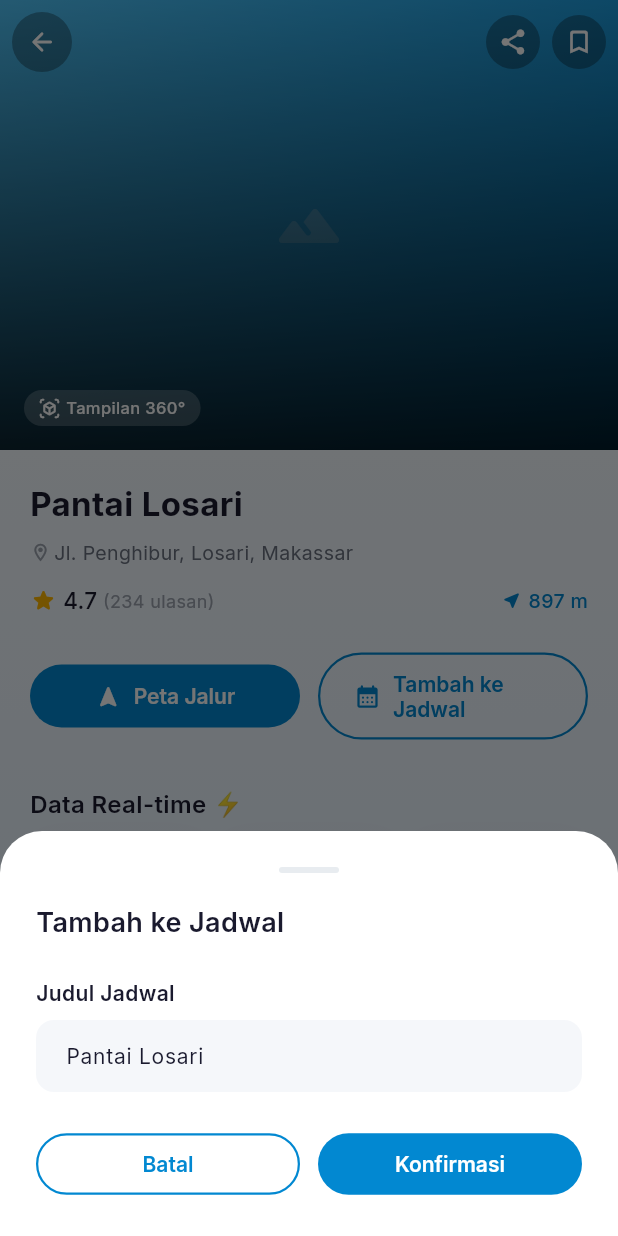
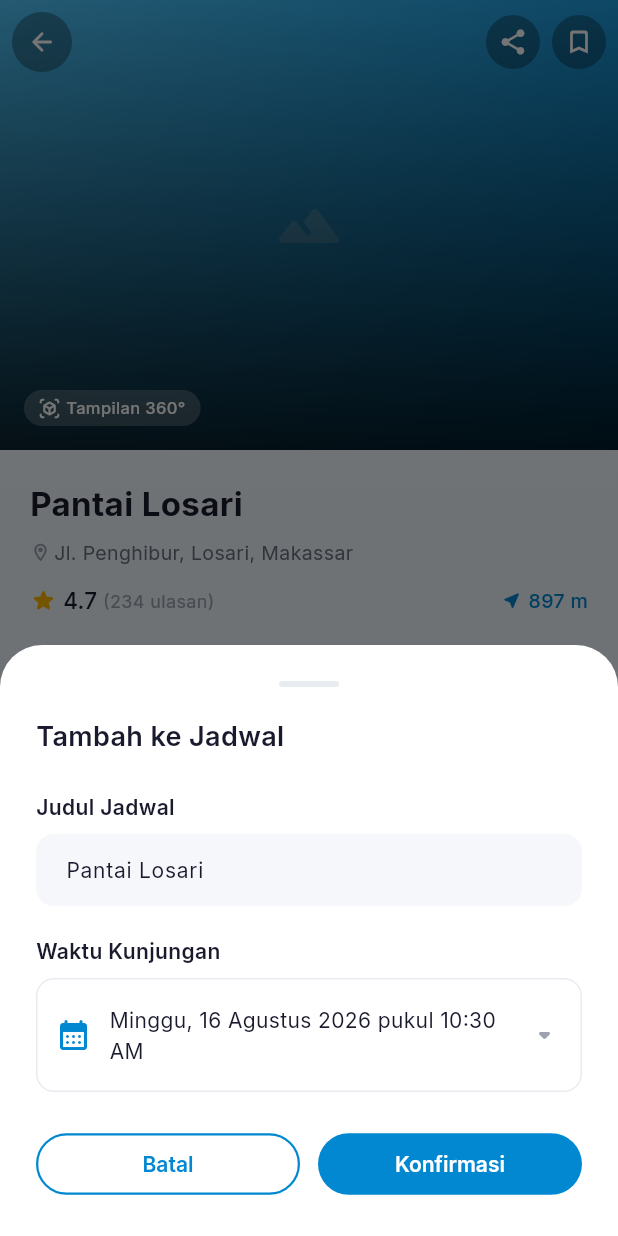
Before and after one commit to MuhAlifAnhar/MEMOtrip, a Flutter app: the DestinationDetailPage screen opened directly with sample values from the repository, after a tap on the "bookmark" icon, after a tap on "Tambah ke Jadwal", on a phone screen of 412 x 824 dp. Run offline on Flutter 3.47's test engine with Material 3 defaults, Android fonts, the phone set to English and light mode, and no system bars; drawn by our look-alikes of cached_network_image; our stand-ins replace cloud_firestore, firebase_auth, firebase_core, firebase_storage, flutter_riverpod, geolocator and 3 more; missing offline and left inert: panorama_viewer; accounts and stored records are empty; generated files the repository leaves out were written again; network calls fail.

```diff
--- a/lib/features/destination/presentation/pages/destination_detail_page.dart
+++ b/lib/features/destination/presentation/pages/destination_detail_page.dart
@@ -7,6 +7,7 @@ import '../../../../core/constants/app_strings.dart';
 import '../../../../core/constants/app_typography.dart';
 import '../../../../core/utils/distance_calculator.dart';
 import '../../../../core/utils/placeholder_images.dart';
+import '../../../../core/utils/date_formatter.dart';
 import '../../../../core/services/location_service.dart';
 import '../../../../core/widgets/app_network_image.dart';
 import '../../../../core/widgets/sensor_data_card.dart';
@@ -723,11 +724,52 @@ class _DestinationDetailPageState extends ConsumerState<DestinationDetailPage>
 
   void _showAddScheduleDialog(BuildContext context) {
     final titleCtrl = TextEditingController(text: destination.name);
+    DateTime selectedDateTime = DateTime.now().add(const Duration(days: 1));
+
     showModalBottomSheet(
       context: context,
       isScrollControlled: true,
       backgroundColor: Colors.transparent,
-      builder: (ctx) => Container(
+      builder: (ctx) => StatefulBuilder(
+        builder: (ctx, setStateSheet) {
+          Future<void> pickDateTime() async {
+            final pickedDate = await showDatePicker(
+              context: ctx,
+              initialDate: selectedDateTime,
+              firstDate: DateTime.now(),
+              lastDate: DateTime.now().add(const Duration(days: 365)),
+              helpText: 'Pilih Tanggal Kunjungan',
+              cancelText: 'Batal',
+              confirmText: 'Pilih',
+            );
+            if (pickedDate == null) return;
+
+            if (!ctx.mounted) return;
+
+            final pickedTime = await showTimePicker(
+              context: ctx,
+              initialTime: TimeOfDay.fromDateTime(selectedDateTime),
+              helpText: 'Pilih Jam Kunjungan',
+              cancelText: 'Batal',
+              confirmText: 'Pilih',
+            );
+            if (pickedTime == null) return;
+
+            setStateSheet(() {
+              selectedDateTime = DateTime(
+                pickedDate.year,
+                pickedDate.month,
+                pickedDate.day,
+                pickedTime.hour,
+                pickedTime.minute,
+              );
+            });
+          }
+
+          final dateStr = DateFormatter.fullDate(selectedDateTime);
+          final timeStr = TimeOfDay.fromDateTime(selectedDateTime).format(ctx);
+
+          return Container(
             padding: EdgeInsets.only(
               top: AppSpacing.xl, left: AppSpacing.xl, right: AppSpacing.xl,
               bottom: MediaQuery.of(ctx).viewInsets.bottom + AppSpacing.xl,
@@ -747,6 +789,33 @@ class _DestinationDetailPageState extends ConsumerState<DestinationDetailPage>
                 Text(AppStrings.judulJadwal, style: AppTypography.labelLarge),
                 const SizedBox(height: AppSpacing.sm),
                 TextField(controller: titleCtrl, style: AppTypography.bodyMedium),
+                const SizedBox(height: AppSpacing.lg),
+                Text('Waktu Kunjungan', style: AppTypography.labelLarge),
+                const SizedBox(height: AppSpacing.sm),
+                InkWell(
+                  onTap: pickDateTime,
+                  borderRadius: AppSpacing.borderRadiusMedium,
+                  child: Container(
+                    padding: const EdgeInsets.symmetric(horizontal: AppSpacing.md, vertical: AppSpacing.base),
+                    decoration: BoxDecoration(
+                      border: Border.all(color: AppColors.divider),
+                      borderRadius: AppSpacing.borderRadiusMedium,
+                    ),
+                    child: Row(
+                      children: [
+                        const Icon(Icons.calendar_month_rounded, color: AppColors.primary),
+                        const SizedBox(width: AppSpacing.md),
+                        Expanded(
+                          child: Text(
+                            '$dateStr pukul $timeStr',
+                            style: AppTypography.bodyMedium,
+                          ),
+                        ),
+                        const Icon(Icons.arrow_drop_down_rounded, color: AppColors.textHint),
+                      ],
+                    ),
+                  ),
+                ),
                 const SizedBox(height: AppSpacing.xl),
                 Row(
                   children: [
@@ -772,7 +841,7 @@ class _DestinationDetailPageState extends ConsumerState<DestinationDetailPage>
                               destinationId: destination.id,
                               destinationName: destination.name,
                               destinationImageUrl: destination.imageUrls.isNotEmpty ? destination.imageUrls.first : null,
-                          dateTime: DateTime.now().add(const Duration(days: 1)),
+                              dateTime: selectedDateTime,
                               notes: 'Rencana perjalanan ke ${destination.name}',
                             ),
                           ],
@@ -793,6 +862,8 @@ class _DestinationDetailPageState extends ConsumerState<DestinationDetailPage>
                 ),
               ],
             ),
+          );
+        },
       ),
     );
   }
```
Lines whose indentation alone changed are shown as unchanged.
